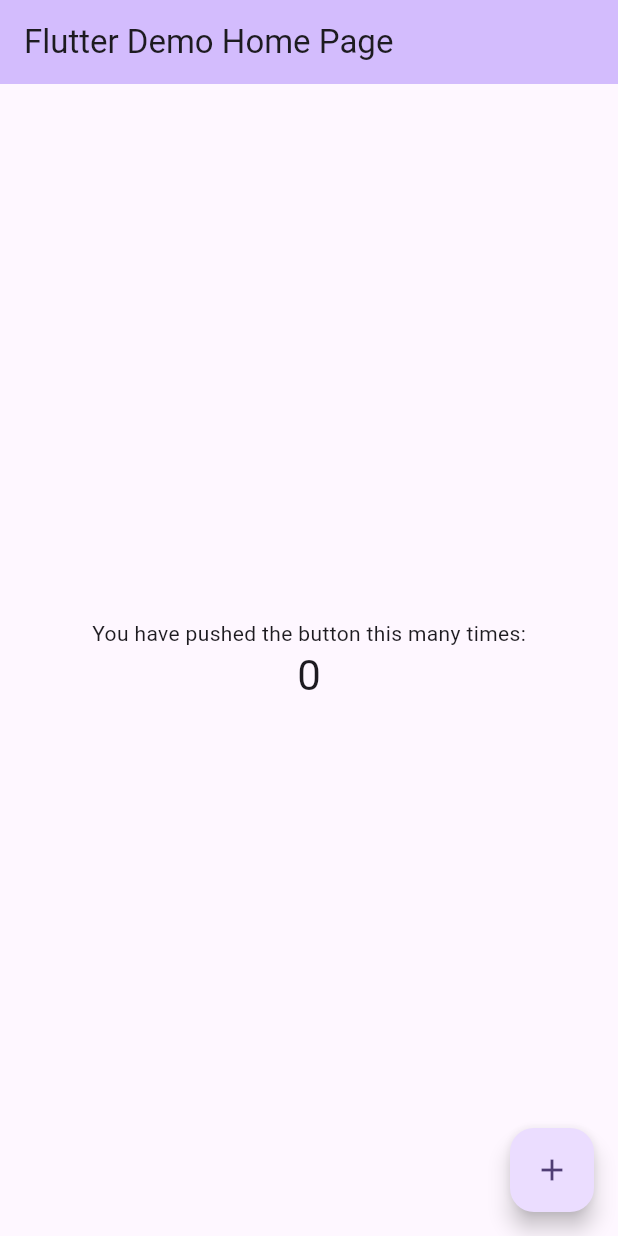
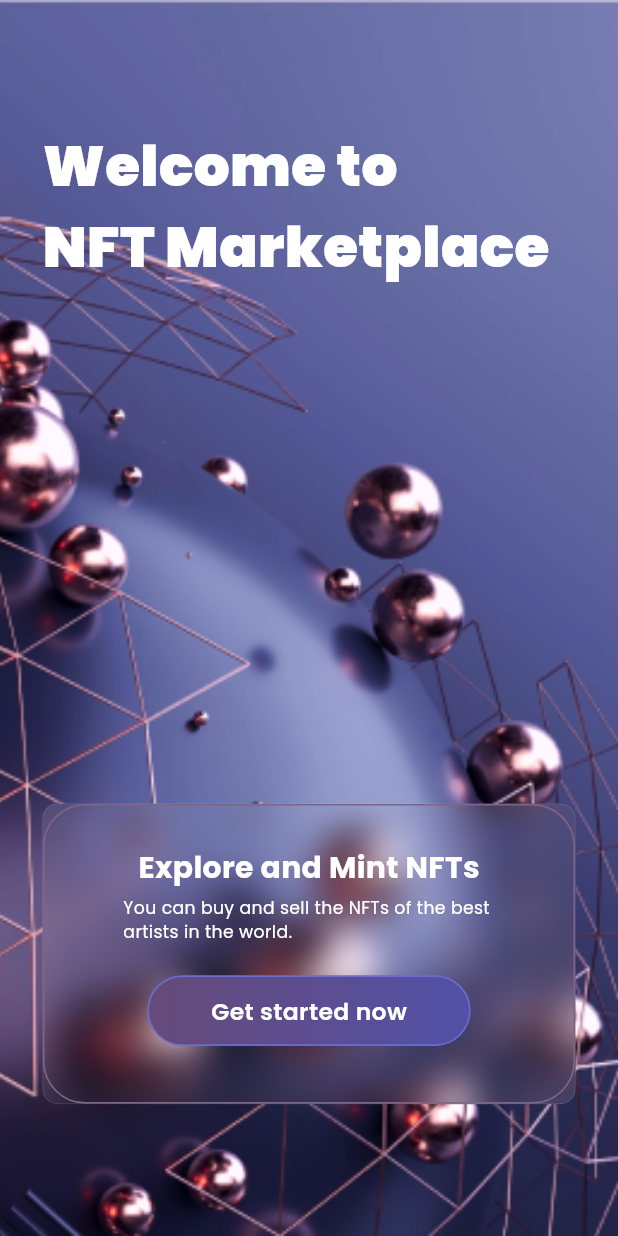
Before and after one commit to mrswapon/NFT_App_UI, a Flutter app: the screen it shows after launch, on a phone screen of 412 x 824 dp. Run offline on Flutter 3.47's test engine with Material 3 defaults, Android fonts, the phone set to English and light mode, and no system bars; drawn by our look-alikes of glassmorphism_ui; our stand-ins replace flutter_screenutil, get, google_fonts.

Commit message:
Assets ad

```diff
--- a/lib/main.dart
+++ b/lib/main.dart
@@ -1,125 +1,28 @@
 import 'package:flutter/material.dart';
+import 'package:flutter_screenutil/flutter_screenutil.dart';
+import 'package:get/get.dart';
+import 'package:nft_app/routes/app_routes.dart';
+
+import 'views/screens/welcome_screen.dart';
 
 void main() {
-  runApp(const MyApp());
+  WidgetsFlutterBinding.ensureInitialized();
+  runApp(MyApp());
 }
 
 class MyApp extends StatelessWidget {
   const MyApp({super.key});
 
-  // This widget is the root of your application.
   @override
   Widget build(BuildContext context) {
-    return MaterialApp(
-      title: 'Flutter Demo',
-      theme: ThemeData(
-        // This is the theme of your application.
-        //
-        // TRY THIS: Try running your application with "flutter run". You'll see
-        // the application has a purple toolbar. Then, without quitting the app,
-        // try changing the seedColor in the colorScheme below to Colors.green
-        // and then invoke "hot reload" (save your changes or press the "hot
-        // reload" button in a Flutter-supported IDE, or press "r" if you used
-        // the command line to start the app).
-        //
-        // Notice that the counter didn't reset back to zero; the application
-        // state is not lost during the reload. To reset the state, use hot
-        // restart instead.
-        //
-        // This works for code too, not just values: Most code changes can be
-        // tested with just a hot reload.
-        colorScheme: ColorScheme.fromSeed(seedColor: Colors.deepPurple),
-        useMaterial3: true,
-      ),
-      home: const MyHomePage(title: 'Flutter Demo Home Page'),
+    return ScreenUtilInit(
+      designSize: Size(378.39, 787.41),
+      child: GetMaterialApp(
+          debugShowCheckedModeBanner: false,
+          /*title: 'NFT App UI',
+          initialRoute: AppRoutes.welcomeScreen,*/
+          getPages: AppRoutes.routes,
+          home: WelcomeScreen()),
     );
   }
 }
-
-class MyHomePage extends StatefulWidget {
-  const MyHomePage({super.key, required this.title});
-
-  // This widget is the home page of your application. It is stateful, meaning
-  // that it has a State object (defined below) that contains fields that affect
-  // how it looks.
-
-  // This class is the configuration for the state. It holds the values (in this
-  // case the title) provided by the parent (in this case the App widget) and
-  // used by the build method of the State. Fields in a Widget subclass are
-  // always marked "final".
-
-  final String title;
-
-  @override
-  State<MyHomePage> createState() => _MyHomePageState();
-}
-
-class _MyHomePageState extends State<MyHomePage> {
-  int _counter = 0;
-
-  void _incrementCounter() {
-    setState(() {
-      // This call to setState tells the Flutter framework that something has
-      // changed in this State, which causes it to rerun the build method below
-      // so that the display can reflect the updated values. If we changed
-      // _counter without calling setState(), then the build method would not be
-      // called again, and so nothing would appear to happen.
-      _counter++;
-    });
-  }
-
-  @override
-  Widget build(BuildContext context) {
-    // This method is rerun every time setState is called, for instance as done
-    // by the _incrementCounter method above.
-    //
-    // The Flutter framework has been optimized to make rerunning build methods
-    // fast, so that you can just rebuild anything that needs updating rather
-    // than having to individually change instances of widgets.
-    return Scaffold(
-      appBar: AppBar(
-        // TRY THIS: Try changing the color here to a specific color (to
-        // Colors.amber, perhaps?) and trigger a hot reload to see the AppBar
-        // change color while the other colors stay the same.
-        backgroundColor: Theme.of(context).colorScheme.inversePrimary,
-        // Here we take the value from the MyHomePage object that was created by
-        // the App.build method, and use it to set our appbar title.
-        title: Text(widget.title),
-      ),
-      body: Center(
-        // Center is a layout widget. It takes a single child and positions it
-        // in the middle of the parent.
-        child: Column(
-          // Column is also a layout widget. It takes a list of children and
-          // arranges them vertically. By default, it sizes itself to fit its
-          // children horizontally, and tries to be as tall as its parent.
-          //
-          // Column has various properties to control how it sizes itself and
-          // how it positions its children. Here we use mainAxisAlignment to
-          // center the children vertically; the main axis here is the vertical
-          // axis because Columns are vertical (the cross axis would be
-          // horizontal).
-          //
-          // TRY THIS: Invoke "debug painting" (choose the "Toggle Debug Paint"
-          // action in the IDE, or press "p" in the console), to see the
-          // wireframe for each widget.
-          mainAxisAlignment: MainAxisAlignment.center,
-          children: <Widget>[
-            const Text(
-              'You have pushed the button this many times:',
-            ),
-            Text(
-              '$_counter',
-              style: Theme.of(context).textTheme.headlineMedium,
-            ),
-          ],
-        ),
-      ),
-      floatingActionButton: FloatingActionButton(
-        onPressed: _incrementCounter,
-        tooltip: 'Increment',
-        child: const Icon(Icons.add),
-      ), // This trailing comma makes auto-formatting nicer for build methods.
-    );
-  }
-}
--- a/lib/routes/app_routes.dart
+++ b/lib/routes/app_routes.dart
@@ -1,10 +1,14 @@
 import 'package:get/get.dart';
 
+import '../views/screens/welcome_screen.dart';
+
 class AppRoutes {
-  static const String homeScreen = "/home_screen";
+  static const String welcomeScreen = "/welcome_screen.dart";
+  static const String homeScreen = "/home_screen.dart";
 
 
   static List<GetPage> get routes => [
+    GetPage(name: homeScreen, page: () => WelcomeScreen()),
     //GetPage(name: homeScreen, page: () => HomeScreen()),
 
   ];
--- a/lib/utils/app_constants.dart
+++ b/lib/utils/app_constants.dart
@@ -0,0 +1,8 @@
+class AppConstants {
+  //========================> Welcome Screen <==========================
+  static const String welcomeNFT = "Welcome to \nNFT Marketplace";
+  static const String explore = "Explore and Mint NFTs";
+  static const String youCan = "You can buy and sell the NFTs of the best \nartists in the world.";
+  static const String getStarted = "Get started now";
+
+}
--- a/lib/utils/app_images.dart
+++ b/lib/utils/app_images.dart
@@ -1,3 +1,4 @@
 class AppImages {
   static const String basePath = "assets/images";
+  static const String welcomeBg = "$basePath/welcomeBg.png";
 }
--- a/lib/views/screens/welcome_screen.dart
+++ b/lib/views/screens/welcome_screen.dart
@@ -0,0 +1,106 @@
+import 'package:flutter/animation.dart';
+import 'package:flutter/cupertino.dart';
+import 'package:flutter/material.dart';
+import 'package:flutter/widgets.dart';
+import 'package:flutter_screenutil/flutter_screenutil.dart';
+import 'package:glassmorphism_ui/glassmorphism_ui.dart';
+import 'package:nft_app/utils/app_constants.dart';
+import 'package:nft_app/views/widgets/custom_text.dart';
+import '../../utils/app_images.dart';
+
+class WelcomeScreen extends StatelessWidget {
+  const WelcomeScreen({super.key});
+
+  @override
+  Widget build(BuildContext context) {
+    return Scaffold(
+        body: Container(
+      width: double.infinity,
+      decoration: const BoxDecoration(
+        image: DecorationImage(
+            image: AssetImage(AppImages.welcomeBg), fit: BoxFit.cover),
+      ),
+      child: Padding(
+        padding: EdgeInsets.symmetric(horizontal: 26.w),
+        child: Column(
+          mainAxisAlignment: MainAxisAlignment.start,
+          crossAxisAlignment: CrossAxisAlignment.start,
+          children: [
+            SizedBox(height: 80.h),
+            CustomText(
+              text: AppConstants.welcomeNFT,
+              fontWeight: FontWeight.w900,
+              fontsize: 36.h,
+              color: Colors.white,
+            ),
+            const Spacer(),
+            GlassContainer(
+              blur: 12,
+              child: Container(
+                width: double.infinity,
+                height: 191.h,
+                decoration: BoxDecoration(
+                  border: Border.all(color: const Color(0xFF7e6487), width: 1.w),
+                  color: Colors.transparent,
+                  borderRadius: BorderRadius.circular(27.r),
+                ),
+                child: Padding(
+                  padding: const EdgeInsets.all(27.0),
+                  child: Column(
+                    mainAxisAlignment: MainAxisAlignment.start,
+                    crossAxisAlignment: CrossAxisAlignment.center,
+                    children: [
+                      CustomText(
+                        text: AppConstants.explore,
+                        fontWeight: FontWeight.w700,
+                        fontsize: 19.h,
+                        color: Colors.white,
+                      ),
+                      SizedBox(height: 5.h),
+                      CustomText(
+                        text: AppConstants.youCan,
+                        fontWeight: FontWeight.w400,
+                        fontsize: 11.h,
+                        maxline: 2,
+                        color: Colors.white,
+                      ),
+                      SizedBox(height: 20.h),
+
+                      //=================================> Get Started Button <========================
+                      GestureDetector(
+                        onTap: () {},
+                        child: Container(
+                          width: 198.w,
+                          height: 45.h,
+                          decoration: BoxDecoration(
+                            border: Border.all(color: const Color(0xFF6b6ccd), width: 1.w),
+                            gradient: const LinearGradient(
+                              begin: Alignment.topLeft,
+                              end: Alignment.topRight,
+                              colors: [Color(0xFF664a79), Color(0xFF5251a7)],
+                            ),
+                            color: const Color(0xFF654975),
+                            borderRadius: BorderRadius.circular(33.r),
+                          ),
+                          child: Center(
+                            child: CustomText(
+                              text: AppConstants.getStarted,
+                              fontsize: 15.h,
+                              fontWeight: FontWeight.w600,
+                              color: Colors.white,
+                            ),
+                          ),
+                        ),
+                      )
+                    ],
+                  ),
+                ),
+              ),
+            ),
+            SizedBox(height: 84.h),
+          ],
+        ),
+      ),
+    ));
+  }
+}
--- a/lib/views/widgets/custom_text.dart
+++ b/lib/views/widgets/custom_text.dart
@@ -0,0 +1,33 @@
+import 'package:flutter/cupertino.dart';
+import 'package:google_fonts/google_fonts.dart';
+
+class CustomText extends StatelessWidget {
+  final String? text;
+  final double? fontsize;
+  final FontWeight? fontWeight;
+  final Color? color;
+  final double? wordSpacing;
+  final TextOverflow? overflow;
+  final int? maxline;
+  CustomText(
+      {@required this.text,
+      this.fontsize,
+      this.fontWeight,
+      this.color,
+      this.overflow,
+      this.maxline,
+      this.wordSpacing});
+  @override
+  Widget build(BuildContext context) {
+    return Text(
+      "$text",
+      maxLines: maxline,
+      overflow: overflow,
+      style: GoogleFonts.poppins(
+        color: color,
+        fontWeight: fontWeight,
+        fontSize: fontsize,
+      ),
+    );
+  }
+}
--- a/pubspec.yaml
+++ b/pubspec.yaml
@@ -36,6 +36,9 @@ dependencies:
   # Use with the CupertinoIcons class for iOS style icons.
   cupertino_icons: ^1.0.6
   get: ^4.6.6
+  google_fonts: ^6.1.0
+  flutter_screenutil: ^5.9.0
+  glassmorphism_ui: ^0.3.0
 
 dev_dependencies:
   flutter_test:
```
Also changed, not shown: assets/images/welcomeBg.png (added), pubspec.lock.
